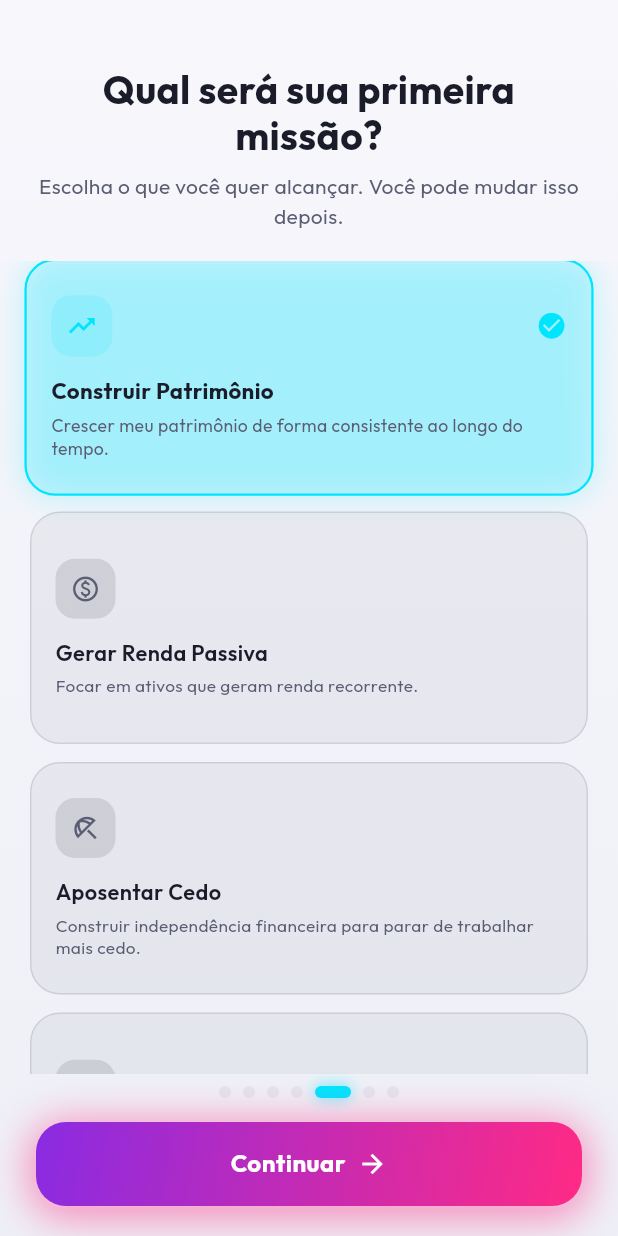
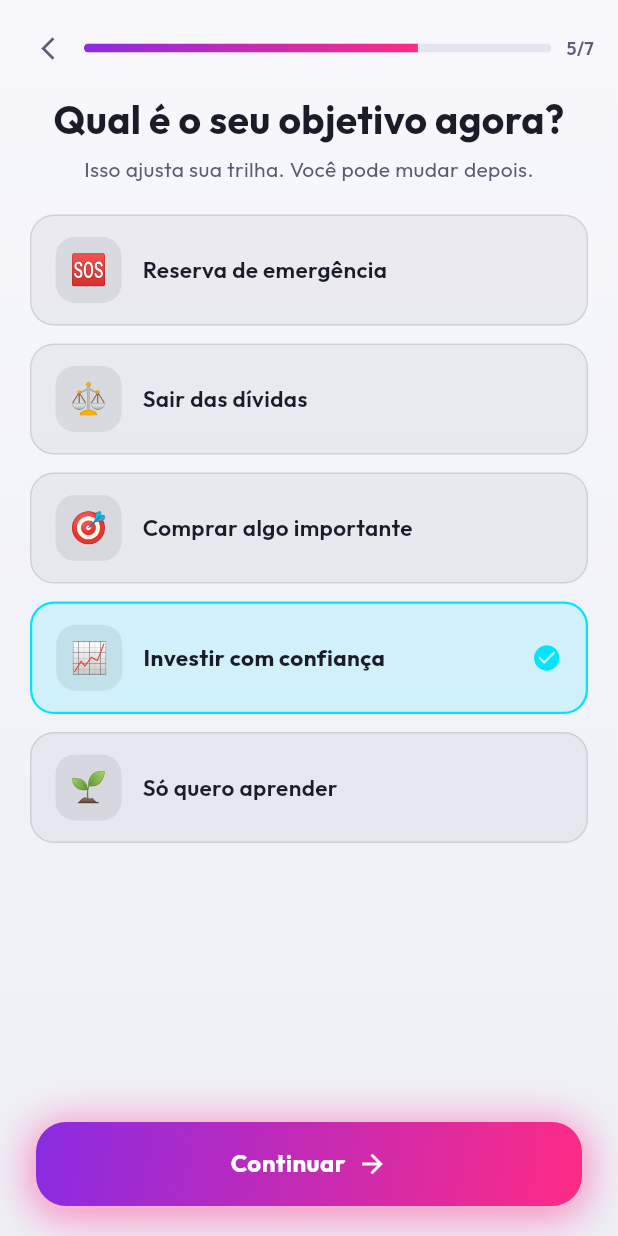
Before and after one commit to AfonsoFernando051/Petrimonium-Academy, a Flutter app: the FinancialGoalScreen screen opened directly, on a phone screen of 412 x 824 dp. Run offline on Flutter 3.47's test engine with Material 3 defaults, Android fonts, the phone set to English and light mode, and no system bars; our stand-ins replace fl_chart, flutter_markdown_plus, flutter_secure_storage, google_fonts, google_sign_in, lottie and 5 more; accounts and stored records are empty; statements that could not run were skipped.

Commit message:
feat: update onboarding flow with new financial goals and progress bar, replacing dots indicator

```diff
--- a/lib/core/utils/translator.dart
+++ b/lib/core/utils/translator.dart
@@ -97,9 +97,8 @@ class Translator {
           "Adorei meu novo nome! Vamos começar sua jornada!",
       AppStrings.namePetRequiredError: "Escolha um nome para continuar",
 
-      AppStrings.financialGoalTitle: "Qual será sua primeira missão?",
-      AppStrings.financialGoalSubtitle:
-          "Escolha o que você quer alcançar. Você pode mudar isso depois.",
+      AppStrings.financialGoalTitle: "Qual é o seu objetivo agora?",
+      AppStrings.financialGoalSubtitle: "Isso ajusta sua trilha. Você pode mudar depois.",
       AppStrings.financialGoalContinue: "Continuar",
 
       AppStrings.onboardingSkip: "Pular",
@@ -726,9 +725,8 @@ class Translator {
           "I love my new name! Let's start your journey!",
       AppStrings.namePetRequiredError: "Choose a name to continue",
 
-      AppStrings.financialGoalTitle: "What will be your first mission?",
-      AppStrings.financialGoalSubtitle:
-          "Choose what you want to achieve. You can change it later.",
+      AppStrings.financialGoalTitle: "What's your goal right now?",
+      AppStrings.financialGoalSubtitle: "This shapes your path. You can change it later.",
       AppStrings.financialGoalContinue: "Continue",
 
       AppStrings.onboardingSkip: "Skip",
@@ -1348,9 +1346,8 @@ class Translator {
           "¡Me encanta mi nuevo nombre! ¡Comencemos tu viaje!",
       AppStrings.namePetRequiredError: "Elige un nombre para continuar",
 
-      AppStrings.financialGoalTitle: "¿Cuál será tu primera misión?",
-      AppStrings.financialGoalSubtitle:
-          "Elige lo que quieres lograr. Puedes cambiarlo después.",
+      AppStrings.financialGoalTitle: "¿Cuál es tu objetivo ahora?",
+      AppStrings.financialGoalSubtitle: "Esto ajusta tu camino. Puedes cambiarlo después.",
       AppStrings.financialGoalContinue: "Continuar",
 
       AppStrings.onboardingSkip: "Omitir",
--- a/lib/features/onboarding/presentation/screens/financial_goal_screen.dart
+++ b/lib/features/onboarding/presentation/screens/financial_goal_screen.dart
@@ -25,7 +25,7 @@ class FinancialGoalScreen extends StatefulWidget {
 }
 
 class _FinancialGoalScreenState extends State<FinancialGoalScreen> {
-  PetGoalEnum _selectedGoal = PetGoalEnum.buildWealth;
+  PetGoalEnum _selectedGoal = PetGoalEnum.investWithConfidence;
   bool _isSaving = false;
 
   void _selectGoal(PetGoalEnum goal) {
@@ -52,7 +52,6 @@ class _FinancialGoalScreenState extends State<FinancialGoalScreen> {
     return OnboardingScaffold(
       step: 5,
       totalSteps: 7,
-      maxContentWidth: 760,
       title: Translator.translate(AppStrings.financialGoalTitle),
       subtitle: Translator.translate(AppStrings.financialGoalSubtitle),
       ctaLabel: Translator.translate(AppStrings.financialGoalContinue),
@@ -61,26 +60,11 @@ class _FinancialGoalScreenState extends State<FinancialGoalScreen> {
       body: Column(
         mainAxisSize: MainAxisSize.min,
         children: [
-          LayoutBuilder(
-            builder: (context, constraints) {
-              final columns = constraints.maxWidth > 560 ? 2 : 1;
-              return GridView.count(
-                crossAxisCount: columns,
-                shrinkWrap: true,
-                physics: const NeverScrollableScrollPhysics(),
-                crossAxisSpacing: 12,
-                mainAxisSpacing: 12,
-                childAspectRatio: columns == 2 ? 1.5 : 2.4,
-                children: [
           for (final goal in PetGoalEnum.values)
-                    _GoalCard(
+            _GoalRow(
               goal: goal,
               isSelected: goal == _selectedGoal,
               onTap: () => _selectGoal(goal),
-                    ),
-                ],
-              );
-            },
             ),
         ],
       ),
@@ -88,12 +72,8 @@ class _FinancialGoalScreenState extends State<FinancialGoalScreen> {
   }
 }
 
-class _GoalCard extends StatelessWidget {
-  const _GoalCard({
-    required this.goal,
-    required this.isSelected,
-    required this.onTap,
-  });
+class _GoalRow extends StatelessWidget {
+  const _GoalRow({required this.goal, required this.isSelected, required this.onTap});
 
   final PetGoalEnum goal;
   final bool isSelected;
@@ -102,96 +82,48 @@ class _GoalCard extends StatelessWidget {
   @override
   Widget build(BuildContext context) {
     final tokens = context.colors;
-    return Material(
+    return Padding(
+      padding: const EdgeInsets.only(bottom: 12),
+      child: Material(
         color: Colors.transparent,
         child: InkWell(
           onTap: onTap,
-        borderRadius: BorderRadius.circular(20),
-        child: AnimatedScale(
-          scale: isSelected ? 1.02 : 1.0,
-          duration: const Duration(milliseconds: 180),
-          curve: Curves.easeOut,
+          borderRadius: BorderRadius.circular(16),
           child: AnimatedContainer(
             duration: const Duration(milliseconds: 180),
-            padding: const EdgeInsets.all(16),
+            padding: const EdgeInsets.symmetric(horizontal: 16, vertical: 14),
             decoration: BoxDecoration(
-              color: isSelected
-                  ? AppColors.neonCyan.withValues(alpha: 0.14)
-                  : tokens.textPrimary.withValues(alpha: 0.05),
-              borderRadius: BorderRadius.circular(20),
+              color: isSelected ? AppColors.neonCyan.withValues(alpha: 0.14) : tokens.textPrimary.withValues(alpha: 0.05),
+              borderRadius: BorderRadius.circular(16),
               border: Border.all(
-                color: isSelected
-                    ? AppColors.neonCyan
-                    : tokens.textPrimary.withValues(alpha: 0.12),
+                color: isSelected ? AppColors.neonCyan : tokens.textPrimary.withValues(alpha: 0.12),
                 width: isSelected ? 1.5 : 1,
               ),
-              boxShadow: isSelected
-                  ? [
-                      BoxShadow(
-                        color: AppColors.neonCyan.withValues(alpha: 0.22),
-                        blurRadius: 16,
-                        spreadRadius: 1,
             ),
-                    ]
-                  : null,
-            ),
-            child: Column(
-              crossAxisAlignment: CrossAxisAlignment.start,
-              mainAxisAlignment: MainAxisAlignment.center,
-              children: [
-                Row(
+            child: Row(
               children: [
                 Container(
-                      width: 40,
-                      height: 40,
+                  width: 44,
+                  height: 44,
+                  alignment: Alignment.center,
                   decoration: BoxDecoration(
-                        color:
-                            (isSelected
-                                    ? AppColors.neonCyan
-                                    : tokens.textPrimary)
-                                .withValues(alpha: 0.12),
+                    color: tokens.textPrimary.withValues(alpha: 0.08),
                     borderRadius: BorderRadius.circular(13),
                   ),
-                      child: Icon(
-                        goal.icon,
-                        color: isSelected
-                            ? AppColors.neonCyan
-                            : tokens.textSecondary,
-                        size: 20,
+                  child: Text(goal.emoji, style: const TextStyle(fontSize: 20)),
                 ),
-                    ),
-                    const Spacer(),
-                    AnimatedOpacity(
-                      opacity: isSelected ? 1 : 0,
-                      duration: const Duration(milliseconds: 150),
-                      child: const Icon(
-                        Icons.check_circle,
-                        color: AppColors.neonCyan,
-                        size: 20,
-                      ),
-                    ),
-                  ],
-                ),
-                const SizedBox(height: 12),
-                Text(
+                const SizedBox(width: 14),
+                Expanded(
+                  child: Text(
                     goal.label,
                     style: TextStyle(
                       color: tokens.textPrimary,
-                    fontSize: 14.5,
+                      fontSize: 15,
                       fontWeight: isSelected ? FontWeight.bold : FontWeight.w600,
                     ),
                   ),
-                const SizedBox(height: 4),
-                Text(
-                  goal.description,
-                  maxLines: 2,
-                  overflow: TextOverflow.ellipsis,
-                  style: TextStyle(
-                    color: tokens.textSecondary,
-                    fontSize: 11.5,
-                    height: 1.3,
                 ),
-                ),
+                if (isSelected) const Icon(Icons.check_circle, color: AppColors.neonCyan, size: 20),
               ],
             ),
           ),
--- /dev/null
+++ b/lib/features/onboarding/presentation/widgets/onboarding_progress_bar.dart
@@ -0,0 +1,50 @@
+import 'package:flutter/material.dart';
+import 'package:petrimonium/core/constants/app_colors.dart';
+import 'package:petrimonium/core/theme/app_color_tokens.dart';
+
+/// The onboarding narrative arc's shared progress indicator — a linear
+/// track filled to [step]/[total] with the brand gradient, plus a "step/
+/// total" fraction label, matching the Notion mockup exactly (replaces an
+/// earlier dot-carousel indicator that didn't match any mockup).
+class OnboardingProgressBar extends StatelessWidget {
+  const OnboardingProgressBar({super.key, required this.step, required this.total});
+
+  final int step;
+  final int total;
+
+  @override
+  Widget build(BuildContext context) {
+    final tokens = context.colors;
+    final fraction = total == 0 ? 0.0 : (step / total).clamp(0.0, 1.0);
+    return Row(
+      children: [
+        Expanded(
+          child: ClipRRect(
+            borderRadius: BorderRadius.circular(999),
+            child: SizedBox(
+              height: 6,
+              child: Stack(
+                children: [
+                  Container(color: tokens.border),
+                  FractionallySizedBox(
+                    widthFactor: fraction,
+                    child: Container(
+                      decoration: const BoxDecoration(
+                        gradient: LinearGradient(colors: AppColors.brandGradient),
+                      ),
+                    ),
+                  ),
+                ],
+              ),
+            ),
+          ),
+        ),
+        const SizedBox(width: 10),
+        Text(
+          '$step/$total',
+          style: TextStyle(color: tokens.textSecondary, fontSize: 12, fontWeight: FontWeight.w600),
+        ),
+      ],
+    );
+  }
+}
--- a/lib/features/onboarding/presentation/widgets/onboarding_progress_dots.dart
+++ /dev/null
@@ -1,50 +0,0 @@
-import 'package:flutter/material.dart';
-import 'package:petrimonium/core/constants/app_colors.dart';
-import 'package:petrimonium/core/theme/app_color_tokens.dart';
-
-/// The onboarding narrative arc's shared progress indicator — [step] (1-based)
-/// out of [total]. Same active/inactive dot mechanic `TutorialScreen` used to
-/// hand-roll (active dot widens, `AppColors.neonCyan`), promoted to a shared
-/// widget and given a soft glow on the active dot so it reads as a premium
-/// product signal rather than a generic carousel indicator.
-class OnboardingProgressDots extends StatelessWidget {
-  const OnboardingProgressDots({
-    super.key,
-    required this.step,
-    required this.total,
-  });
-
-  final int step;
-  final int total;
-
-  @override
-  Widget build(BuildContext context) {
-    final tokens = context.colors;
-    return Row(
-      mainAxisAlignment: MainAxisAlignment.center,
-      children: List.generate(total, (i) {
-        final active = i == step - 1;
-        return AnimatedContainer(
-          duration: const Duration(milliseconds: 250),
-          curve: Curves.easeOut,
-          margin: const EdgeInsets.symmetric(horizontal: 4),
-          width: active ? 24 : 8,
-          height: 8,
-          decoration: BoxDecoration(
-            color: active ? AppColors.neonCyan : tokens.border,
-            borderRadius: BorderRadius.circular(4),
-            boxShadow: active
-                ? [
-                    BoxShadow(
-                      color: AppColors.neonCyan.withValues(alpha: 0.55),
-                      blurRadius: 8,
-                      spreadRadius: 0.5,
-                    ),
-                  ]
-                : null,
-          ),
-        );
-      }),
-    );
-  }
-}
--- a/lib/features/onboarding/presentation/widgets/onboarding_scaffold.dart
+++ b/lib/features/onboarding/presentation/widgets/onboarding_scaffold.dart
@@ -4,13 +4,13 @@ import 'package:petrimonium/core/theme/app_color_tokens.dart';
 import 'package:petrimonium/core/utils/translator.dart';
 import 'package:petrimonium/core/widgets/cosmic_background.dart';
 import 'package:petrimonium/core/widgets/game_button.dart';
-import 'package:petrimonium/features/onboarding/presentation/widgets/onboarding_progress_dots.dart';
+import 'package:petrimonium/features/onboarding/presentation/widgets/onboarding_progress_bar.dart';
 
 /// Shared chrome for every screen in the onboarding narrative arc (Welcome
-/// through Journey Ready): the shared background, an optional top-right
-/// Skip, a centered title/subtitle block, a scrollable [body], and a bottom
-/// bar with [OnboardingProgressDots] plus the primary CTA. Centralizing
-/// this means every screen gets identical
+/// through Journey Ready): the shared background, a top bar (back button +
+/// [OnboardingProgressBar], with an optional Skip alongside it), a centered
+/// title/subtitle block, a scrollable [body], and a bottom bar with just
+/// the primary CTA. Centralizing this means every screen gets identical
 /// safe-area handling, tablet/desktop width clamping, vertical centering
 /// (short content is centered rather than hugging the top — an empty-feeling
 /// screen was one of the redesign's explicit complaints about the old
@@ -69,23 +69,30 @@ class OnboardingScaffold extends StatelessWidget {
         child: SafeArea(
           child: Column(
             children: [
-              SizedBox(
-                height: 44,
-                child: showSkip
-                    ? Align(
-                        alignment: Alignment.topRight,
-                        child: Padding(
-                          padding: const EdgeInsets.symmetric(horizontal: 8),
-                          child: TextButton(
+              Padding(
+                padding: const EdgeInsets.fromLTRB(8, 8, 16, 8),
+                child: Row(
+                  children: [
+                    if (Navigator.canPop(context))
+                      IconButton(
+                        icon: Icon(Icons.arrow_back_ios_new, size: 18, color: tokens.textSecondary),
+                        onPressed: () => Navigator.of(context).maybePop(),
+                      )
+                    else
+                      const SizedBox(width: 44),
+                    Expanded(child: OnboardingProgressBar(step: step, total: totalSteps)),
+                    if (showSkip) ...[
+                      const SizedBox(width: 8),
+                      TextButton(
                         onPressed: onSkip,
                         child: Text(
                           Translator.translate(AppStrings.onboardingSkip),
                           style: TextStyle(color: tokens.textSecondary),
                         ),
                       ),
+                    ],
+                  ],
                 ),
-                      )
-                    : null,
               ),
               Expanded(
                 child: Center(
@@ -161,19 +168,13 @@ class OnboardingScaffold extends StatelessWidget {
                 padding: const EdgeInsets.fromLTRB(24, 8, 24, 20),
                 child: ConstrainedBox(
                   constraints: const BoxConstraints(maxWidth: 560),
-                  child: Column(
-                    children: [
-                      OnboardingProgressDots(step: step, total: totalSteps),
-                      const SizedBox(height: 16),
-                      GameButton(
+                  child: GameButton(
                     label: ctaLabel,
                     icon: Icons.arrow_forward,
                     iconTrailing: true,
                     pulse: true,
                     isLoading: isCtaLoading,
                     onPressed: onCta,
-                      ),
-                    ],
                   ),
                 ),
               ),
--- a/lib/features/pet/data/models/pet_goal_enum.dart
+++ b/lib/features/pet/data/models/pet_goal_enum.dart
@@ -1,55 +1,50 @@
 import 'package:flutter/material.dart';
 
 /// The user's main financial-life objective, chosen during onboarding's
-/// "Choose Your Financial Goal" step. Framed around life outcomes (per the
-/// pet-naming/onboarding redesign) rather than investment-strategy jargon,
-/// so it reads as a personal goal, not a risk-tolerance question — that
-/// scored assessment is a separate, now-optional step (see `OnboardingScreen`).
+/// "Qual é o seu objetivo agora?" step. Matches the Notion mockup's 5
+/// options exactly (a 6th option exists in the mockup but its label is cut
+/// off in every capture available — left out rather than guessed).
 enum PetGoalEnum {
-  buildWealth,
-  generatePassiveIncome,
-  retireEarly,
-  learnAboutInvesting,
-  buyFirstHome,
-  travel,
-  financialFreedom,
+  emergencyFund,
+  getOutOfDebt,
+  buyImportantThing,
+  investWithConfidence,
+  justWantToLearn,
 }
 
 extension PetGoalEnumDisplay on PetGoalEnum {
   String get label => switch (this) {
-        PetGoalEnum.buildWealth => 'Construir Patrimônio',
-        PetGoalEnum.generatePassiveIncome => 'Gerar Renda Passiva',
-        PetGoalEnum.retireEarly => 'Aposentar Cedo',
-        PetGoalEnum.learnAboutInvesting => 'Aprender a Investir',
-        PetGoalEnum.buyFirstHome => 'Comprar Minha Casa',
-        PetGoalEnum.travel => 'Viajar',
-        PetGoalEnum.financialFreedom => 'Liberdade Financeira',
+        PetGoalEnum.emergencyFund => 'Reserva de emergência',
+        PetGoalEnum.getOutOfDebt => 'Sair das dívidas',
+        PetGoalEnum.buyImportantThing => 'Comprar algo importante',
+        PetGoalEnum.investWithConfidence => 'Investir com confiança',
+        PetGoalEnum.justWantToLearn => 'Só quero aprender',
       };
 
-  String get description => switch (this) {
-        PetGoalEnum.buildWealth => 'Crescer meu patrimônio de forma consistente ao longo do tempo.',
-        PetGoalEnum.generatePassiveIncome => 'Focar em ativos que geram renda recorrente.',
-        PetGoalEnum.retireEarly => 'Construir independência financeira para parar de trabalhar mais cedo.',
-        PetGoalEnum.learnAboutInvesting => 'Explorar o app e entender o básico antes de se comprometer.',
-        PetGoalEnum.buyFirstHome => 'Juntar para dar entrada no meu primeiro imóvel.',
-        PetGoalEnum.travel => 'Guardar dinheiro para viagens e novas experiências.',
-        PetGoalEnum.financialFreedom => 'Ter liberdade para escolher como viver, sem depender de um salário.',
+  /// The mockup's goal-picker card uses a literal emoji per option (not a
+  /// monochrome icon) — this is what [_GoalCard] renders. [icon] below
+  /// stays available for the handful of places (e.g. the onboarding summary
+  /// row) that need an `IconData` instead.
+  String get emoji => switch (this) {
+        PetGoalEnum.emergencyFund => '🆘',
+        PetGoalEnum.getOutOfDebt => '⚖️',
+        PetGoalEnum.buyImportantThing => '🎯',
+        PetGoalEnum.investWithConfidence => '📈',
+        PetGoalEnum.justWantToLearn => '🌱',
       };
 
   IconData get icon => switch (this) {
-        PetGoalEnum.buildWealth => Icons.trending_up,
-        PetGoalEnum.generatePassiveIncome => Icons.paid_outlined,
-        PetGoalEnum.retireEarly => Icons.beach_access_outlined,
-        PetGoalEnum.learnAboutInvesting => Icons.school_outlined,
-        PetGoalEnum.buyFirstHome => Icons.home_outlined,
-        PetGoalEnum.travel => Icons.flight_takeoff,
-        PetGoalEnum.financialFreedom => Icons.rocket_launch,
+        PetGoalEnum.emergencyFund => Icons.health_and_safety_outlined,
+        PetGoalEnum.getOutOfDebt => Icons.balance,
+        PetGoalEnum.buyImportantThing => Icons.track_changes_outlined,
+        PetGoalEnum.investWithConfidence => Icons.trending_up,
+        PetGoalEnum.justWantToLearn => Icons.eco_outlined,
       };
 
   static PetGoalEnum fromName(String? name) {
     return PetGoalEnum.values.firstWhere(
       (g) => g.name == name,
-      orElse: () => PetGoalEnum.buildWealth,
+      orElse: () => PetGoalEnum.investWithConfidence,
     );
   }
 }
```
Also changed, not shown: 8 other files. Lines whose indentation alone changed are shown as unchanged.
